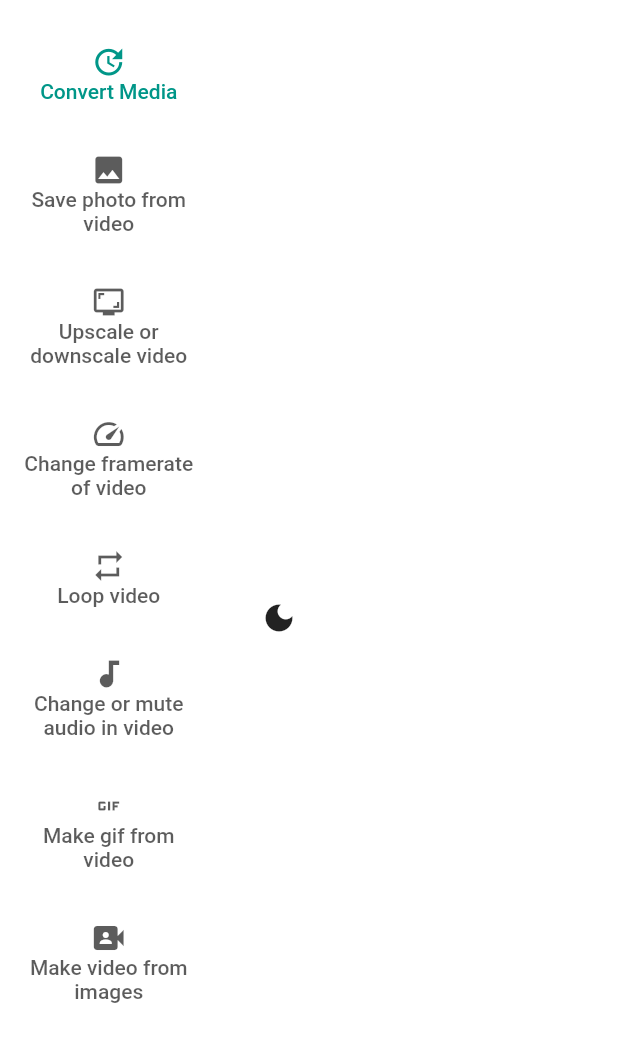
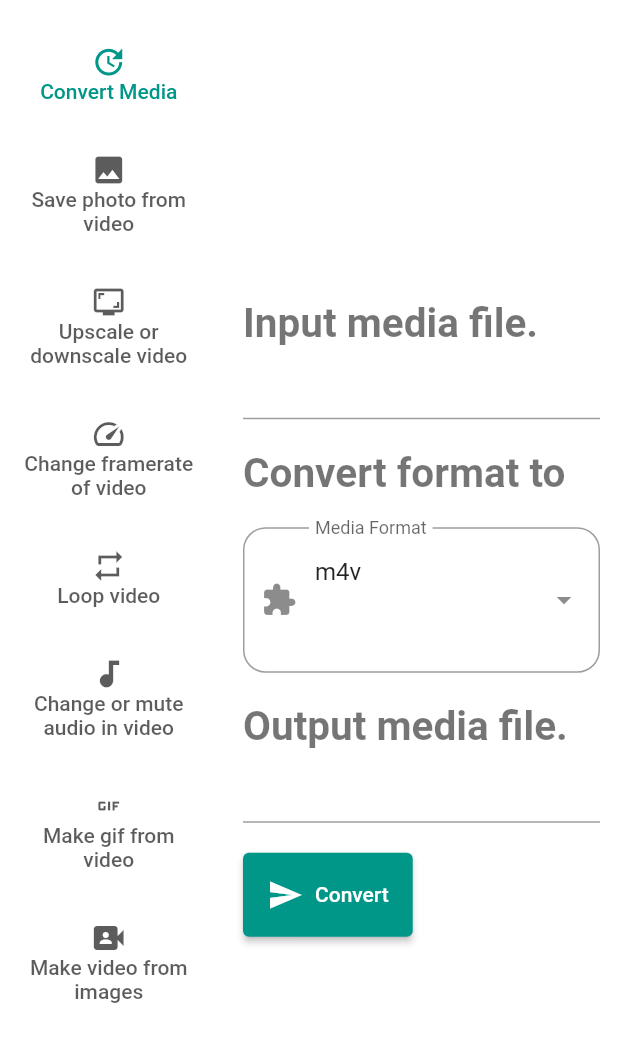
Before and after one commit to aswinmurali-io/osumffmpeg, a Flutter app: the screen it shows after launch, on a phone screen of 412 x 824 dp. Shown: the top 1042 px of the screen. Run offline on Flutter 3.47's test engine with Material 2 defaults, Android fonts, the phone set to English and light mode, and no system bars; drawn by our look-alikes of dropdown_search; our stand-ins replace animate_do, flutter_riverpod; missing offline and left inert: flutter_acrylic; project files that could hold a hidden picture were left out.

Commit message:
add convert media demo layout

```diff
--- a/lib/routes/convert_media.dart
+++ b/lib/routes/convert_media.dart
@@ -1,18 +1,57 @@
+import 'package:dropdown_search/dropdown_search.dart';
 import 'package:flutter/material.dart';
 import 'package:flutter_riverpod/flutter_riverpod.dart';
-import 'package:osumffmpeg/components/theme_button.dart';
+import 'package:osumffmpeg/components/dropdown.dart';
+import 'package:osumffmpeg/models/format.dart';
+
+import '../modules/converter.dart';
 
 class ConvertMediaPage extends ConsumerWidget {
   const ConvertMediaPage({super.key});
 
   @override
   Widget build(final BuildContext context, final WidgetRef ref) {
+    final mediaFormat = ref.watch(MediaFormatProvider.provider);
+    final setMediaFormat = ref.watch(MediaFormatProvider.provider.notifier);
+
     return Scrollbar(
       child: SingleChildScrollView(
-        child: Row(
-          children: const [
-            ThemeButton(),
-          ],
+        child: SizedBox(
+          width: MediaQuery.of(context).size.width,
+          child: Column(
+            crossAxisAlignment: CrossAxisAlignment.start,
+            children: [
+              Text(
+                'Input media file.',
+                style: Theme.of(context).textTheme.headline2,
+              ),
+              const TextField(),
+              const SizedBox(height: 20),
+              Text(
+                'Convert format to',
+                style: Theme.of(context).textTheme.headline2,
+              ),
+              const SizedBox(height: 20),
+              const CustomDropdownSearch(),
+              const SizedBox(height: 20),
+              Text(
+                'Output media file.',
+                style: Theme.of(context).textTheme.headline2,
+              ),
+              const TextField(),
+              const SizedBox(height: 20),
+              ElevatedButton.icon(
+                style: ButtonStyle(
+                  padding: MaterialStateProperty.all(
+                    const EdgeInsets.all(16),
+                  ),
+                ),
+                onPressed: () {},
+                icon: const Icon(Icons.send),
+                label: const Text('Convert'),
+              )
+            ],
+          ),
         ),
       ),
     );
```
